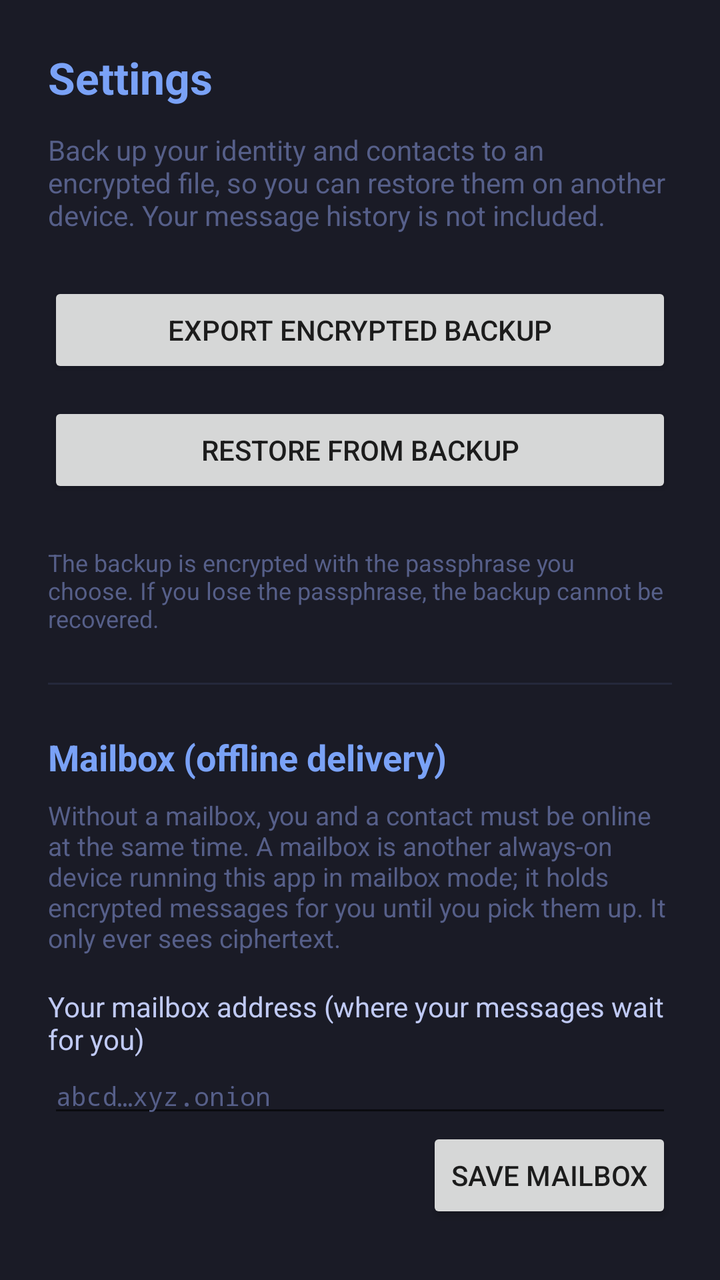
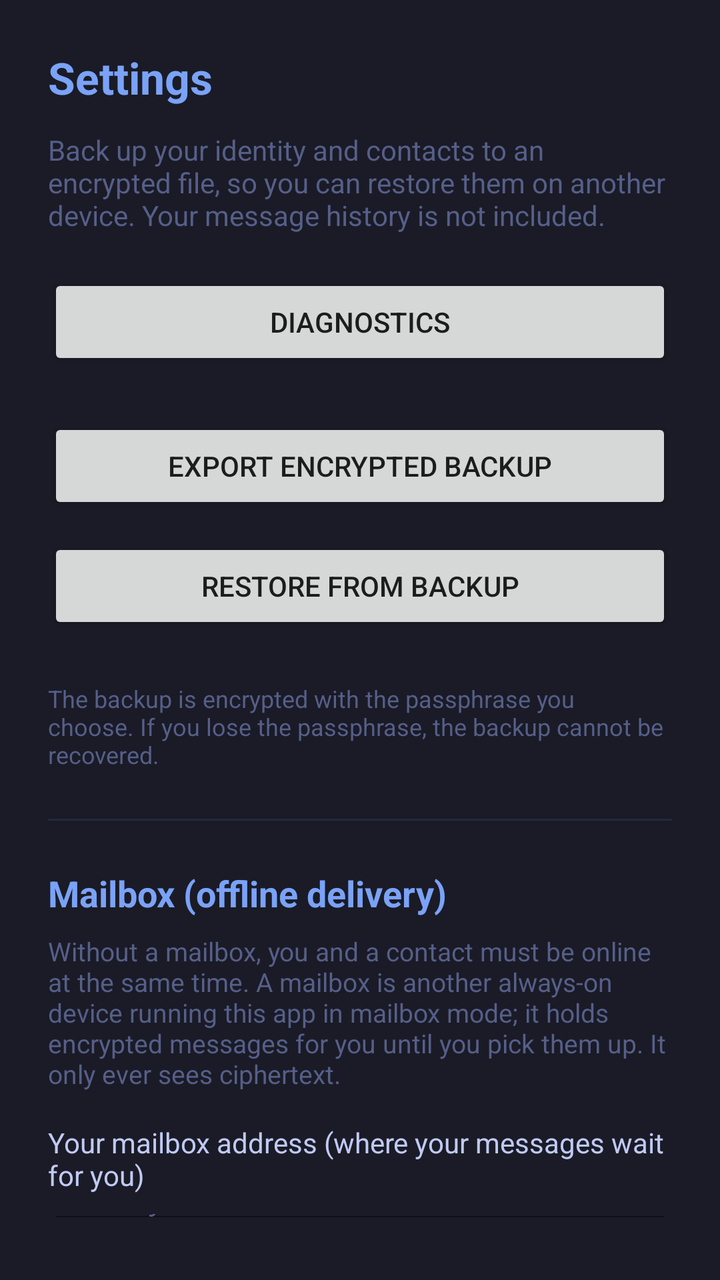

The first picture is an Android layout as it rendered before a commit; the second is the same layout after the commit. The layout source and the unified diff follow.
<!-- AndroidManifest.xml: application theme Theme.LegendMessage -->
<!-- res/layout/activity_settings.xml -->
<?xml version="1.0" encoding="utf-8"?>
<LinearLayout
    xmlns:android="http://schemas.android.com/apk/res/android"
    android:layout_width="match_parent"
    android:layout_height="match_parent"
    android:background="@color/tn_bg"
    android:orientation="vertical"
    android:padding="24dp">

    <TextView
        android:layout_width="wrap_content"
        android:layout_height="wrap_content"
        android:text="@string/settings_title"
        android:textColor="@color/tn_blue"
        android:textSize="22sp"
        android:textStyle="bold" />

    <TextView
        android:layout_width="match_parent"
        android:layout_height="wrap_content"
        android:layout_marginTop="12dp"
        android:text="@string/settings_backup_blurb"
        android:textColor="@color/tn_dim"
        android:textSize="14sp" />

    <Button
        android:id="@+id/exportButton"
        android:layout_width="match_parent"
        android:layout_height="wrap_content"
        android:layout_marginTop="24dp"
        android:text="@string/settings_export" />

    <Button
        android:id="@+id/importButton"
        android:layout_width="match_parent"
        android:layout_height="wrap_content"
        android:layout_marginTop="12dp"
        android:text="@string/settings_import" />

    <TextView
        android:layout_width="match_parent"
        android:layout_height="wrap_content"
        android:layout_marginTop="24dp"
        android:text="@string/settings_footnote"
        android:textColor="@color/tn_dim"
        android:textSize="12sp" />

    <View
        android:layout_width="match_parent"
        android:layout_height="1dp"
        android:layout_marginVertical="24dp"
        android:background="@color/tn_surface" />

    <TextView
        android:layout_width="wrap_content"
        android:layout_height="wrap_content"
        android:text="@string/mailbox_title"
        android:textColor="@color/tn_blue"
        android:textSize="18sp"
        android:textStyle="bold" />

    <TextView
        android:layout_width="match_parent"
        android:layout_height="wrap_content"
        android:layout_marginTop="8dp"
        android:text="@string/mailbox_blurb"
        android:textColor="@color/tn_dim"
        android:textSize="13sp" />

    <TextView
        android:layout_width="match_parent"
        android:layout_height="wrap_content"
        android:layout_marginTop="16dp"
        android:text="@string/mailbox_my_address_label"
        android:textColor="@color/tn_fg"
        android:textSize="14sp" />

    <EditText
        android:id="@+id/mailboxAddressInput"
        android:layout_width="match_parent"
        android:layout_height="wrap_content"
        android:fontFamily="monospace"
        android:hint="@string/mailbox_my_address_hint"
        android:inputType="textNoSuggestions"
        android:textColor="@color/tn_fg"
        android:textColorHint="@color/tn_dim"
        android:textSize="13sp" />

    <Button
        android:id="@+id/mailboxSaveButton"
        android:layout_width="wrap_content"
        android:layout_height="wrap_content"
        android:layout_gravity="end"
        android:text="@string/mailbox_save" />

    <CheckBox
        android:id="@+id/mailboxModeCheck"
        android:layout_width="match_parent"
        android:layout_height="wrap_content"
        android:layout_marginTop="12dp"
        android:text="@string/mailbox_mode_label"
        android:textColor="@color/tn_fg" />

    <TextView
        android:layout_width="match_parent"
        android:layout_height="wrap_content"
        android:layout_marginTop="12dp"
        android:text="@string/mailbox_this_device_label"
        android:textColor="@color/tn_dim"
        android:textSize="12sp" />

    <TextView
        android:id="@+id/mailboxThisDevice"
        android:layout_width="match_parent"
        android:layout_height="wrap_content"
        android:fontFamily="monospace"
        android:textColor="@color/tn_green"
        android:textIsSelectable="true"
        android:textSize="12sp" />
</LinearLayout>
<!-- resources referenced by this layout -->
<resources>
  <color name="tn_bg">#1A1B26</color>
  <color name="tn_blue">#7AA2F7</color>
  <color name="tn_dim">#565F89</color>
  <color name="tn_fg">#C0CAF5</color>
  <color name="tn_green">#9ECE6A</color>
  <color name="tn_surface">#24283B</color>
  <string name="mailbox_blurb">Without a mailbox, you and a contact must be online at the same time. A mailbox is another always-on device running this app in mailbox mode; it holds encrypted messages for you until you pick them up. It only ever sees ciphertext.</string>
  <string name="mailbox_mode_label">Run this device as a mailbox for my contacts</string>
  <string name="mailbox_my_address_hint">abcd…xyz.onion</string>
  <string name="mailbox_my_address_label">Your mailbox address (where your messages wait for you)</string>
  <string name="mailbox_save">Save mailbox</string>
  <string name="mailbox_this_device_label">This device\'s address (use it as a mailbox on your other device):</string>
  <string name="mailbox_title">Mailbox (offline delivery)</string>
  <string name="settings_backup_blurb">Back up your identity and contacts to an encrypted file, so you can restore them on another device. Your message history is not included.</string>
  <string name="settings_export">Export encrypted backup</string>
  <string name="settings_footnote">The backup is encrypted with the passphrase you choose. If you lose the passphrase, the backup cannot be recovered.</string>
  <string name="settings_import">Restore from backup</string>
  <string name="settings_title">Settings</string>
  <style name="Theme.LegendMessage" parent="Theme.AppCompat.DayNight.NoActionBar">
          <item name="colorPrimary">@color/tn_blue</item>
          <item name="colorPrimaryDark">@color/tn_bg</item>
          <item name="colorAccent">@color/tn_blue</item>
          <item name="android:windowBackground">@color/tn_bg</item>
          <item name="android:statusBarColor">@color/tn_bg</item>
      </style>
</resources>

<!-- the commit's change to res/layout/activity_settings.xml (unified diff, before → after) -->
@@ -22,6 +22,13 @@
         android:text="@string/settings_backup_blurb"
         android:textColor="@color/tn_dim"
         android:textSize="14sp" />
+
+    <Button
+        android:id="@+id/diagnosticsButton"
+        android:layout_width="match_parent"
+        android:layout_height="wrap_content"
+        android:layout_marginTop="20dp"
+        android:text="@string/diag_open" />
 
     <Button
         android:id="@+id/exportButton"
<!-- resource entries referenced after the edit -->
@@ -6,6 +6,7 @@
   <color name="tn_fg">#C0CAF5</color>
   <color name="tn_green">#9ECE6A</color>
   <color name="tn_surface">#24283B</color>
+  <string name="diag_open">Diagnostics</string>
   <string name="mailbox_blurb">Without a mailbox, you and a contact must be online at the same time. A mailbox is another always-on device running this app in mailbox mode; it holds encrypted messages for you until you pick them up. It only ever sees ciphertext.</string>
   <string name="mailbox_mode_label">Run this device as a mailbox for my contacts</string>
   <string name="mailbox_my_address_hint">abcd…xyz.onion</string>
